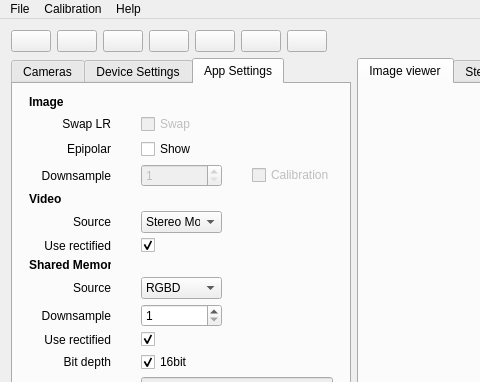
Qt form src/svtkwindow.ui (i3drobotics/stereo-vision-toolkit) before a commit; both pictures show x 0 to 480 and y 0 to 382 of the 1200 by 800 pixel window.
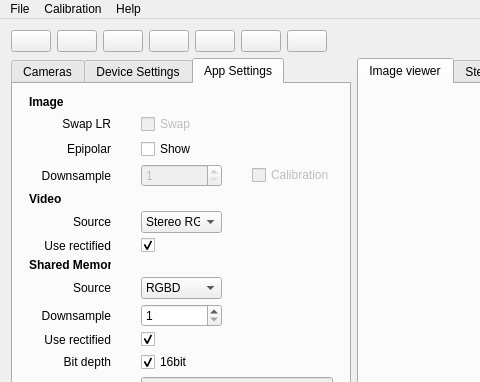
The same form after that commit.

Commit message: add stereo video loader for both rg and concat types

The edit to the form file:
```diff
--- a/src/svtkwindow.ui
+++ b/src/svtkwindow.ui
@@ -967,7 +967,7 @@
                 <widget class="QComboBox" name="comboBoxVideoSource">
                  <item>
                   <property name="text">
-                   <string>Stereo Mono</string>
+                   <string>Stereo RG</string>
                   </property>
                  </item>
                  <item>
```
Left out of the diff: 7 changed lines with no effect on the pictures. The commit also changes 5 other files.
